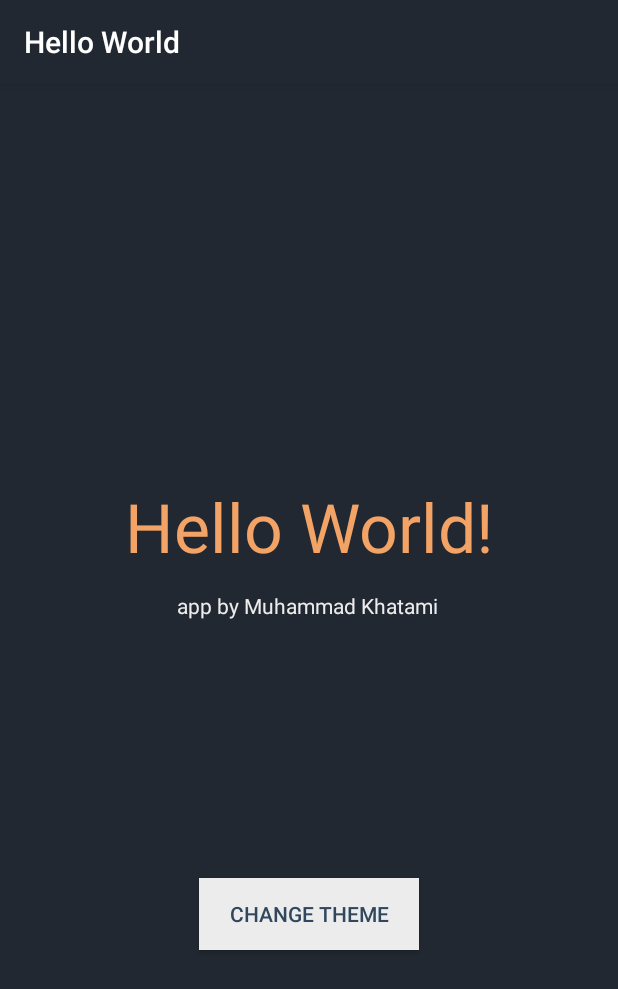
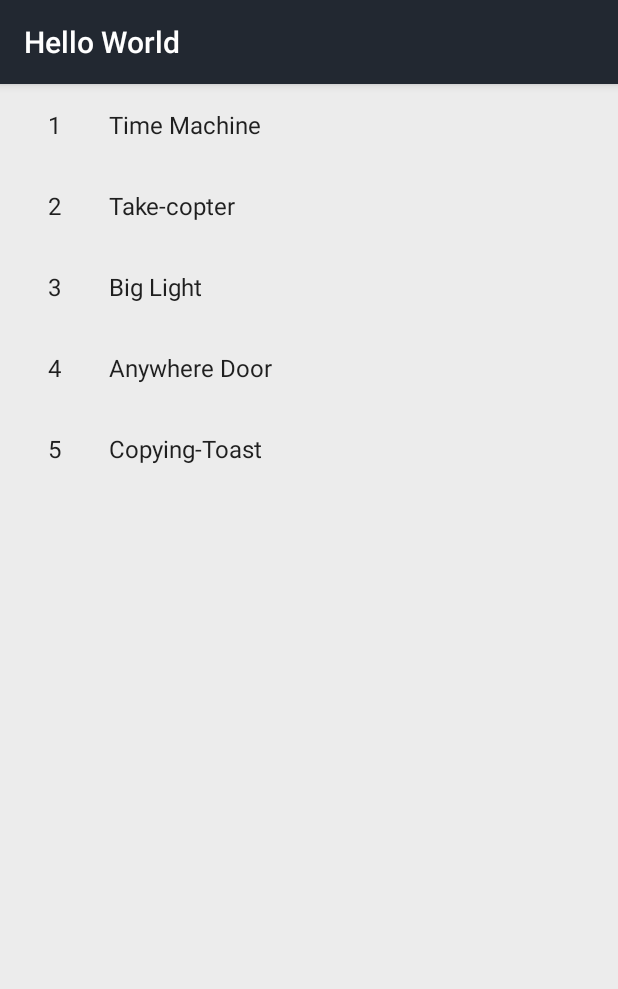
Before and after one commit to muhammadkhatami/learn-tktpl-1706044055, an Android app: the screen it shows after launch (MainActivity), on a phone screen of 412 x 824 dp. Shown: the top 989 px of the screen. Run offline under Robolectric (Android 15) with nearby library versions, the phone set to English and light mode, and no system bars.

Commit message:
fragment and override back button

```diff
--- a/app/build.gradle
+++ b/app/build.gradle
@@ -30,6 +30,10 @@ dependencies {
     implementation 'androidx.core:core-ktx:1.3.1'
     implementation 'androidx.appcompat:appcompat:1.2.0'
     implementation 'androidx.constraintlayout:constraintlayout:2.0.1'
+    implementation 'androidx.legacy:legacy-support-v4:1.0.0'
+    implementation 'androidx.recyclerview:recyclerview:1.1.0'
+    implementation 'androidx.lifecycle:lifecycle-extensions:2.2.0'
+    implementation 'androidx.lifecycle:lifecycle-viewmodel-ktx:2.2.0'
     testImplementation 'junit:junit:4.12'
     androidTestImplementation 'androidx.test.ext:junit:1.1.2'
     androidTestImplementation 'androidx.test.espresso:espresso-core:3.3.0'
--- /dev/null
+++ b/app/src/main/java/id/ac/ui/cs/mobileprogramming/muhammadkhatami/helloworld/DoraemonItemDetailViewModel.kt
@@ -0,0 +1,16 @@
+package id.ac.ui.cs.mobileprogramming.muhammadkhatami.helloworld
+
+import androidx.lifecycle.MutableLiveData
+import androidx.lifecycle.ViewModel
+
+class DoraemonItemDetailViewModel : ViewModel() {
+    // TODO: Implement the ViewModel
+
+    var doraemonContent: String = ""
+    var doraemonTitle: String = ""
+
+    fun setDoraemonContent(doraemonContent: String, doraemonTitle: String){
+        this.doraemonContent = doraemonContent
+        this.doraemonTitle = doraemonTitle
+    }
+}
--- /dev/null
+++ b/app/src/main/java/id/ac/ui/cs/mobileprogramming/muhammadkhatami/helloworld/ItemDoraemonFragment.kt
@@ -0,0 +1,63 @@
+package id.ac.ui.cs.mobileprogramming.muhammadkhatami.helloworld
+
+import android.os.Bundle
+import androidx.fragment.app.Fragment
+import androidx.recyclerview.widget.GridLayoutManager
+import androidx.recyclerview.widget.LinearLayoutManager
+import androidx.recyclerview.widget.RecyclerView
+import android.view.LayoutInflater
+import android.view.View
+import android.view.ViewGroup
+import androidx.lifecycle.ViewModelProviders
+import id.ac.ui.cs.mobileprogramming.muhammadkhatami.helloworld.doraemon.DoraemonContent
+
+/**
+ * A fragment representing a list of Items.
+ */
+class ItemDoraemonFragment : Fragment() {
+
+    private var columnCount = 1
+    private lateinit var viewModel: DoraemonItemDetailViewModel
+
+    override fun onCreate(savedInstanceState: Bundle?) {
+        super.onCreate(savedInstanceState)
+
+        arguments?.let {
+            columnCount = it.getInt(ARG_COLUMN_COUNT)
+        }
+    }
+
+    override fun onCreateView(
+        inflater: LayoutInflater, container: ViewGroup?,
+        savedInstanceState: Bundle?
+    ): View? {
+        val view = inflater.inflate(R.layout.fragment_item__doraemon_list, container, false)
+        viewModel = ViewModelProviders.of(activity!!).get(DoraemonItemDetailViewModel::class.java)
+        // Set the adapter
+        if (view is RecyclerView) {
+            with(view) {
+                layoutManager = when {
+                    columnCount <= 1 -> LinearLayoutManager(context)
+                    else -> GridLayoutManager(context, columnCount)
+                }
+                adapter = MyItemDoraemonRecyclerViewAdapter(DoraemonContent.ITEMS, viewModel)
+            }
+        }
+        return view
+    }
+
+    companion object {
+
+        // TODO: Customize parameter argument names
+        const val ARG_COLUMN_COUNT = "column-count"
+
+        // TODO: Customize parameter initialization
+        @JvmStatic
+        fun newInstance(columnCount: Int) =
+            ItemDoraemonFragment().apply {
+                arguments = Bundle().apply {
+                    putInt(ARG_COLUMN_COUNT, columnCount)
+                }
+            }
+    }
+}
--- /dev/null
+++ b/app/src/main/java/id/ac/ui/cs/mobileprogramming/muhammadkhatami/helloworld/MyItemDoraemonRecyclerViewAdapter.kt
@@ -0,0 +1,49 @@
+package id.ac.ui.cs.mobileprogramming.muhammadkhatami.helloworld
+
+import androidx.recyclerview.widget.RecyclerView
+import android.view.LayoutInflater
+import android.view.View
+import android.view.ViewGroup
+import android.widget.TextView
+import androidx.fragment.app.FragmentActivity
+import id.ac.ui.cs.mobileprogramming.muhammadkhatami.helloworld.doraemon.DoraemonContent
+
+import id.ac.ui.cs.mobileprogramming.muhammadkhatami.helloworld.doraemon.DoraemonContent.DoraemonItem
+
+/**
+ * [RecyclerView.Adapter] that can display a [DoraemonItem].
+ * TODO: Replace the implementation with code for your data type.
+ */
+class MyItemDoraemonRecyclerViewAdapter(
+    private val values: MutableList<DoraemonContent.DoraemonItem>,
+    private val viewModel: DoraemonItemDetailViewModel
+) : RecyclerView.Adapter<MyItemDoraemonRecyclerViewAdapter.ViewHolder>() {
+
+    override fun onCreateViewHolder(parent: ViewGroup, viewType: Int): ViewHolder {
+        val view = LayoutInflater.from(parent.context)
+            .inflate(R.layout.fragment_item_doraemon, parent, false)
+        return ViewHolder(view)
+    }
+
+    override fun onBindViewHolder(holder: ViewHolder, position: Int) {
+        val item = values[position]
+        holder.idView.text = item.id
+        holder.contentView.text = item.title
+        holder.itemView.setOnClickListener{
+            viewModel.setDoraemonContent(item.doraemonContent, item.title)
+            (holder.itemView.context as FragmentActivity).supportFragmentManager.beginTransaction().
+            replace(R.id.doraemon_list_fragment, DoraemonItemDetail()).commit()
+        }
+    }
+
+    override fun getItemCount(): Int = values.size
+
+    inner class ViewHolder(view: View) : RecyclerView.ViewHolder(view) {
+        val idView: TextView = view.findViewById(R.id.item_number)
+        val contentView: TextView = view.findViewById(R.id.content)
+
+        override fun toString(): String {
+            return super.toString() + " '" + contentView.text + "'"
+        }
+    }
+}
--- /dev/null
+++ b/app/src/main/java/id/ac/ui/cs/mobileprogramming/muhammadkhatami/helloworld/doraemon/DoraemonContent.kt
@@ -0,0 +1,79 @@
+package id.ac.ui.cs.mobileprogramming.muhammadkhatami.helloworld.doraemon
+
+import java.util.ArrayList
+import java.util.HashMap
+
+/**
+ * Helper class for providing sample content for user interfaces created by
+ * Android template wizards.
+ *
+ * TODO: Replace all uses of this class before publishing your app.
+ */
+object DoraemonContent {
+
+    /**
+     * An array of sample (dummy) items.
+     */
+    val ITEMS: MutableList<DoraemonItem> = ArrayList()
+
+    /**
+     * A map of sample (dummy) items, by ID.
+     */
+    val ITEM_MAP: MutableMap<String, DoraemonItem> = HashMap()
+
+    private val ITEM_DORAEMON_DICTIONARY: MutableMap<String, String> = HashMap()
+
+    private val COUNT = 5
+
+    init {
+        generateDoraemonDictionary()
+        var position = 1
+        for ((title, doraemonContent) in ITEM_DORAEMON_DICTIONARY) {
+            addItem(createDoraemonItem(position, title, doraemonContent))
+            position++
+        }
+    }
+
+    private fun generateDoraemonDictionary() {
+        ITEM_DORAEMON_DICTIONARY["Take-copter"] = "Take-copter or Bamboo Copter (\"The Hopter\" " +
+                "in the US English dub and manga) is the most frequently used gadget in the " +
+                "Doraemon series. The name combines the words take tombo (bamboo dragonfly, the " +
+                "Japanese name for bamboo-copter), and herikoputa, meaning helicopter. The " +
+                "bamboo-copter is one of the most-if not the most-used gadgets in the series. " +
+                "It was used to be called \"heri-tombo\""
+        ITEM_DORAEMON_DICTIONARY["Anywhere Door"] = "The Anywhere Door (Dokodemo Door in " +
+                "Japanese, and Anywhere Door in English) is one of the most popular and frequently" +
+                " used gadgets in the series. It basically resembles a pink door. Its prime " +
+                "function is to transport the user to whatever location they desire by walking " +
+                "through it. Dokodemo Doors vary in their design, but their function is the same."
+        ITEM_DORAEMON_DICTIONARY["Copying-Toast"] = "Copying Toast (暗記 パン Anki Pan, lit. " +
+                "\"Memorization Bread\") or Memory Bread in the English dub, is a gadget that " +
+                "resembles a typical, single-loaf of plain bread. It allows the user to memorize " +
+                "any contents 'printed' on it."
+        ITEM_DORAEMON_DICTIONARY["Big Light"] = "Big Light, known as the Magnify Ray in the " +
+                "English dub, is a gadget of Doraemon's. It is a flashlight which is capable of " +
+                "increasing the size of anything, therefore it's used to turn objects or people " +
+                "large. It is used in many episodes."
+        ITEM_DORAEMON_DICTIONARY["Time Machine"] = "The time machine is the primary means of " +
+                "time travel in the Doraemon series. Using it, one can travel through both time " +
+                "and space, usually by traveling in a \"tunnel\" of space-time.\n" +
+                "One may decide the portal of access of one's time machine, homologous " +
+                "to a pier or parking place in common transport."
+    }
+
+    private fun addItem(item: DoraemonItem) {
+        ITEMS.add(item)
+        ITEM_MAP.put(item.id, item)
+    }
+
+    private fun createDoraemonItem(position: Int, title: String, doraemonContent: String): DoraemonItem {
+        return DoraemonItem(position.toString(), title, doraemonContent)
+    }
+
+    /**
+     * A dummy item representing a piece of content.
+     */
+    data class DoraemonItem(val id: String, val title: String, val doraemonContent: String) {
+        override fun toString(): String = title
+    }
+}
--- a/app/src/main/res/layout/activity_main.xml
+++ b/app/src/main/res/layout/activity_main.xml
@@ -6,47 +6,18 @@
     android:layout_width="match_parent"
     android:layout_height="match_parent"
     tools:context=".MainActivity"
-    android:background="@color/colorDark"
+    android:background="@color/colorSilver"
     android:id="@+id/mainLayout">
 
-    <TextView
-        android:id="@+id/mainText"
-        android:layout_width="wrap_content"
-        android:layout_height="wrap_content"
-        android:text="Hello World!"
-        android:textColor="@color/colorOrange"
-        android:textSize="45dp"
+    <FrameLayout
+        android:id="@+id/doraemon_list_fragment"
+        android:layout_width="0dp"
+        android:layout_height="match_parent"
+        android:layout_weight="1"
+        android:gravity="top"
         app:layout_constraintBottom_toBottomOf="parent"
         app:layout_constraintLeft_toLeftOf="parent"
         app:layout_constraintRight_toRightOf="parent"
-        app:layout_constraintTop_toTopOf="parent"
-        app:layout_constraintVertical_bias="0.374" />
-
-    <TextView
-        android:id="@+id/secondText"
-        android:layout_width="wrap_content"
-        android:layout_height="wrap_content"
-        android:text="app by Muhammad Khatami"
-        android:textColor="@color/colorSilver"
-        app:layout_constraintBottom_toBottomOf="parent"
-        app:layout_constraintHorizontal_bias="0.497"
-        app:layout_constraintLeft_toLeftOf="parent"
-        app:layout_constraintRight_toRightOf="parent"
-        app:layout_constraintTop_toTopOf="@+id/mainText"
-        app:layout_constraintVertical_bias="0.151" />
-
-    <Button
-        android:id="@+id/clickMe"
-        android:layout_width="wrap_content"
-        android:layout_height="wrap_content"
-        android:text="Change Theme"
-        android:textColor="@color/colorDarkBlue"
-        android:background="@color/colorSilver"
-        android:paddingLeft="20dp"
-        android:paddingRight="20dp"
-        app:layout_constraintBottom_toBottomOf="parent"
-        app:layout_constraintLeft_toLeftOf="parent"
-        app:layout_constraintRight_toRightOf="parent"
-        app:layout_constraintTop_toTopOf="@+id/secondText"/>
+        app:layout_constraintTop_toTopOf="parent"/>
 
 </androidx.constraintlayout.widget.ConstraintLayout>
--- /dev/null
+++ b/app/src/main/res/layout/fragment_item__doraemon_list.xml
@@ -0,0 +1,13 @@
+<?xml version="1.0" encoding="utf-8"?>
+<androidx.recyclerview.widget.RecyclerView xmlns:android="http://schemas.android.com/apk/res/android"
+    xmlns:app="http://schemas.android.com/apk/res-auto"
+    xmlns:tools="http://schemas.android.com/tools"
+    android:id="@+id/list"
+    android:name="id.ac.ui.cs.mobileprogramming.muhammadkhatami.helloworld.ItemDoraemonFragment"
+    android:layout_width="match_parent"
+    android:layout_height="match_parent"
+    android:layout_marginLeft="16dp"
+    android:layout_marginRight="16dp"
+    app:layoutManager="LinearLayoutManager"
+    tools:context=".ItemDoraemonFragment"
+    tools:listitem="@layout/fragment_item_doraemon" />
--- /dev/null
+++ b/app/src/main/res/layout/fragment_item_doraemon.xml
@@ -0,0 +1,20 @@
+<?xml version="1.0" encoding="utf-8"?>
+<LinearLayout xmlns:android="http://schemas.android.com/apk/res/android"
+    android:layout_width="wrap_content"
+    android:layout_height="wrap_content"
+    android:orientation="horizontal">
+
+    <TextView
+        android:id="@+id/item_number"
+        android:layout_width="wrap_content"
+        android:layout_height="wrap_content"
+        android:layout_margin="@dimen/text_margin"
+        android:textAppearance="?attr/textAppearanceListItem" />
+
+    <TextView
+        android:id="@+id/content"
+        android:layout_width="wrap_content"
+        android:layout_height="wrap_content"
+        android:layout_margin="@dimen/text_margin"
+        android:textAppearance="?attr/textAppearanceListItem" />
+</LinearLayout>
--- a/app/src/main/res/values/colors.xml
+++ b/app/src/main/res/values/colors.xml
@@ -1,7 +1,7 @@
 <?xml version="1.0" encoding="utf-8"?>
 <resources>
     <color name="colorPrimary">#222831</color>
-    <color name="colorPrimaryDark">#3700B3</color>
+    <color name="colorPrimaryDark">#222831</color>
     <color name="colorAccent">#03DAC5</color>
     <color name="colorDark">#222831</color>
     <color name="colorDarkBlue">#30475e</color>
--- /dev/null
+++ b/app/src/main/res/values/dimens.xml
@@ -0,0 +1,4 @@
+<?xml version="1.0" encoding="utf-8"?>
+<resources>
+    <dimen name="text_margin">16dp</dimen>
+</resources>
```
Also changed, not shown: app/src/main/java/id/ac/ui/cs/mobileprogramming/muhammadkhatami/helloworld/DoraemonItemDetail.kt (added, +40 -0 lines), app/src/main/java/id/ac/ui/cs/mobileprogramming/muhammadkhatami/helloworld/MainActivity.kt (+6 -27 lines), app/src/main/res/layout/doraemon_item_detail_fragment.xml (added, +31 -0 lines).
